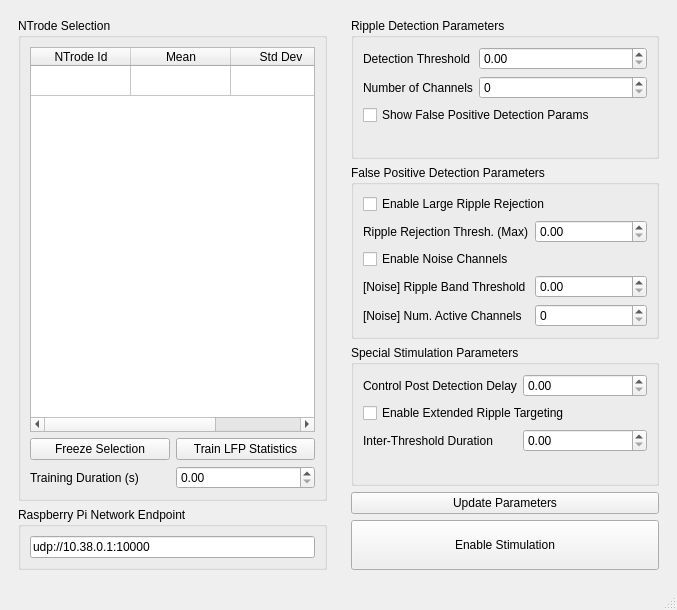
Above: src/mainwindow.ui from ckemere/TrodesRippleDisruptionModule before the change. Below: the same form after it.
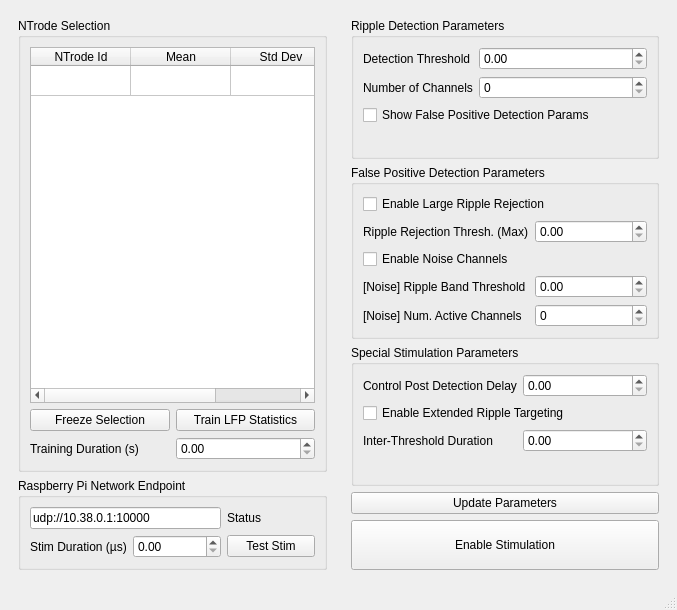
That is the form after the change.

Commit message: Added a stimulation button to ui

```diff
--- a/src/mainwindow.ui
+++ b/src/mainwindow.ui
@@ -85,8 +85,21 @@
          <property name="title">
           <string>Raspberry Pi Network Endpoint</string>
          </property>
-         <layout class="QVBoxLayout" name="verticalLayout">
-          <item>
+         <layout class="QGridLayout" name="gridLayout_2">
+          <property name="verticalSpacing">
+           <number>-1</number>
+          </property>
+          <item row="1" column="1">
+           <widget class="QDoubleSpinBox" name="stimDurationSpinBox"/>
+          </item>
+          <item row="1" column="0">
+           <widget class="QLabel" name="label_8">
+            <property name="text">
+             <string>Stim Duration (µs)</string>
+            </property>
+           </widget>
+          </item>
+          <item row="0" column="0" colspan="2">
            <widget class="QLineEdit" name="raspberryPiLineEdit">
             <property name="sizePolicy">
              <sizepolicy hsizetype="Minimum" vsizetype="Fixed">
@@ -99,6 +112,20 @@
             </property>
            </widget>
           </item>
+          <item row="1" column="2">
+           <widget class="QPushButton" name="testStimButton">
+            <property name="text">
+             <string>Test Stim</string>
+            </property>
+           </widget>
+          </item>
+          <item row="0" column="2">
+           <widget class="QLabel" name="raspberryPiStatusLabel">
+            <property name="text">
+             <string>Status</string>
+            </property>
+           </widget>
+          </item>
          </layout>
         </widget>
        </item>
```
